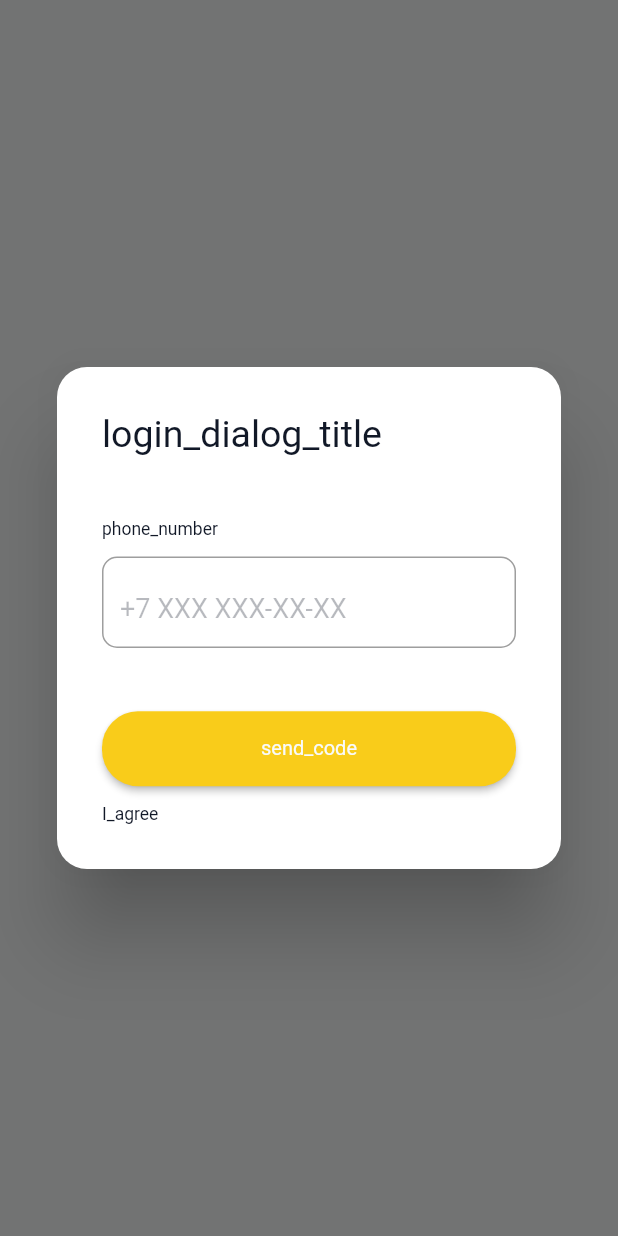
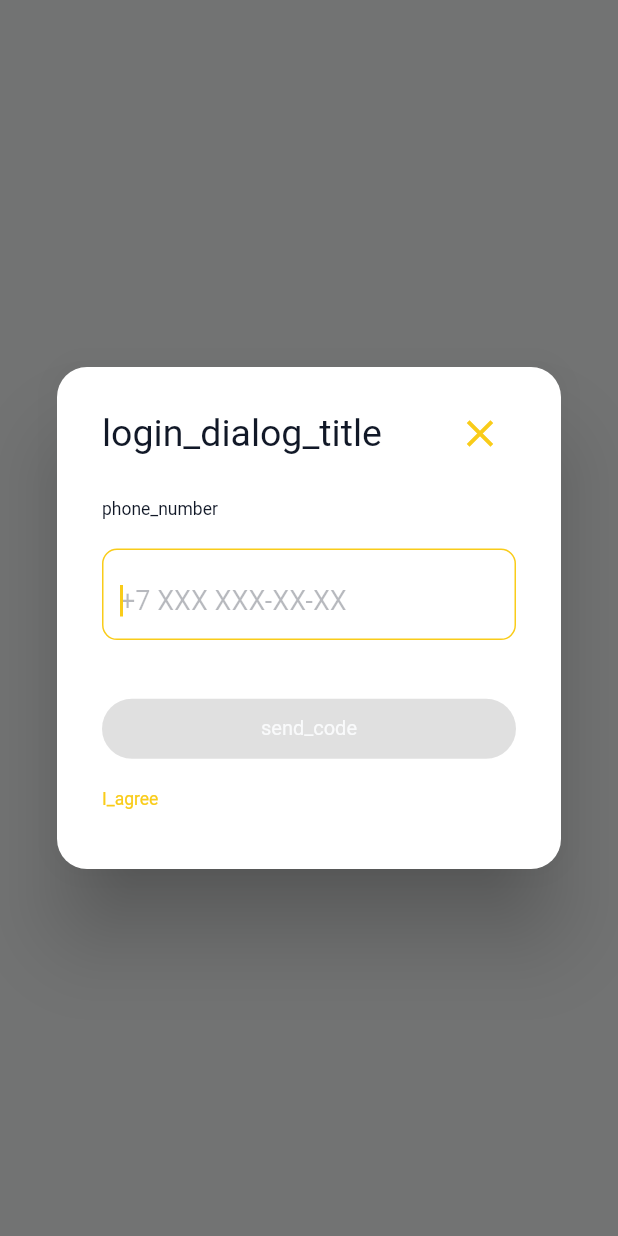
Before and after one commit to TsygTa/molokovo, a Flutter app: what showLoginDialog() shows on an empty page, opened directly, on a phone screen of 412 x 824 dp. Run offline on Flutter 3.47's test engine with Material 2 defaults, Android fonts, the phone set to English and light mode, and no system bars; our stand-ins replace get, google_fonts; accounts and stored records are empty.

Commit message:
Auth dilog

```diff
--- a/lib/main.dart
+++ b/lib/main.dart
@@ -9,6 +9,7 @@ import 'package:site_molokovo/utils/routing/app_router_delegate.dart';
 import 'package:site_molokovo/utils/routing/app_route_information_parser.dart';
 
 import 'controllers/app_pages_controllers.dart';
+import 'controllers/auth_controller.dart';
 import 'controllers/basket_controller.dart';
 
 void main() {
@@ -21,6 +22,7 @@ void main() {
     yield LicenseEntryWithLineBreaks(['google_lobster_fonts'], license);
   });
   Get.put(AppPagesController());
+  Get.put(AuthController());
   Get.put(BasketController());
   runApp(MyApp());
 }
--- /dev/null
+++ b/lib/models/auth_response.dart
@@ -0,0 +1,8 @@
+import 'package:site_molokovo/models/user.dart';
+
+class AuthResponse {
+  AuthResponse({required this.status, this.user, this.error});
+  final bool status;
+  final String? error;
+  final User? user;
+}
--- /dev/null
+++ b/lib/repositories/data_repository.dart
@@ -0,0 +1,33 @@
+import 'package:get/get.dart';
+
+import 'package:site_molokovo/models/auth_response.dart';
+import 'package:site_molokovo/models/user.dart';
+
+class DataRepository {
+
+  DataRepository._();
+  static final DataRepository _instance = DataRepository._();
+
+  static DataRepository get instance {
+    return _instance;
+  }
+
+  static const testCode = '7777';
+
+  String? _phone;
+
+  Future<bool> sendCode(String phone) async {
+    _phone = phone;
+
+    return true;
+  }
+
+  Future<AuthResponse> auth(String phone, String code) async {
+    if(_phone == phone && code == testCode) {
+      return AuthResponse(status: true, user: User(phone: phone));
+    } else {
+      return AuthResponse(status: false, error: 'auth_failed'.tr);
+    }
+  }
+
+}
--- a/lib/utils/app_localizations.dart
+++ b/lib/utils/app_localizations.dart
@@ -16,6 +16,11 @@ class AppLocalizations extends Translations {
       'phone_number': 'Номер телефона',
       'send_code': 'Выслать код',
       'I_agree': 'Продолжая, вы соглашаетесь со сбором и обработкой персональных данных и пользовательским соглашением',
+      'code_is_sent': 'Код отправлен сообщением на',
+      'change': 'Изменить',
+      'auth_failed': 'Неверный код',
+      'send_code_failed': 'Не удалось отправить код.',
+      'repeat_code': 'Получить новый код',
     },
   };
 }
--- /dev/null
+++ b/lib/widgets/custom_button.dart
@@ -0,0 +1,31 @@
+import 'package:flutter/material.dart';
+import 'package:get/get.dart';
+import 'package:site_molokovo/constants/style.dart';
+import 'package:site_molokovo/widgets/custom_text.dart';
+
+class CustomButton extends StatelessWidget {
+  CustomButton({this.title = '', this.onPressed,
+    this.backgroundColor = const Color(activeColor), this.titleColor = const Color(lightColor)});
+  final String title;
+  final void Function()? onPressed;
+  final Color titleColor;
+  final Color backgroundColor;
+
+  @override
+  Widget build(BuildContext context) {
+    return Container(
+      width: double.infinity,
+      height: 40,
+      child: ElevatedButton(
+        style: ElevatedButton.styleFrom(
+          shape: RoundedRectangleBorder(
+            borderRadius: BorderRadius.circular(24.0),
+          ),
+          primary: backgroundColor,
+        ),
+        onPressed: onPressed,
+        child: CustomText(text: 'send_code'.tr, fontSize: 16, color: titleColor,),
+      ),
+    );
+  }
+}
--- a/lib/widgets/login_dialog.dart
+++ b/lib/widgets/login_dialog.dart
@@ -1,52 +1,140 @@
 import 'package:flutter/material.dart';
 import 'package:flutter/services.dart';
 import 'package:get/get.dart';
+import 'package:site_molokovo/controllers/auth_controller.dart';
+import 'package:site_molokovo/widgets/custom_button.dart';
+import 'package:site_molokovo/widgets/phone_input_formatter.dart';
+import 'package:site_molokovo/widgets/pin_widget.dart';
 import 'package:url_launcher/url_launcher.dart';
 import 'package:site_molokovo/constants/style.dart';
 import 'package:site_molokovo/widgets/custom_text.dart';
-import 'package:mask_text_input_formatter/mask_text_input_formatter.dart';
 
-class LoginDialog extends StatefulWidget {
-  @override
-  State<LoginDialog> createState() => _LoginDialogState();
-}
+class LoginDialog extends GetView<AuthController> {
 
-class _LoginDialogState extends State<LoginDialog> {
-  final TextEditingController _textController = TextEditingController();
-
-  @override
-  void initState() {
-    _textController.text = '';
-    super.initState();
-  }
-
-  @override
-  void dispose() {
-    _textController.dispose();
-    super.dispose();
-  }
+  late String? _phone;
 
   @override
   Widget build(BuildContext context) {
     return SizedBox(
       width: context.height / 3,
       height: context.height / 3,
+      child: GetBuilder<AuthController>(
+          builder: (_) {
+            if (controller.authState == AuthState.init) {
+              return PhoneForm((phone) {
+                _phone = phone;
+                controller.sendCode(phone);
+              });
+            } else if (controller.authState == AuthState.codeSentFailed) {
+              return PhoneForm((phone) {
+                controller.sendCode(phone);
+              }, isSendCodeFailed: true,);
+            } else if (controller.authState == AuthState.codeSent) {
+              if(_phone == null) {
+                return Container();
+              } else {
+                return CodeForm(_phone!, onCheckCode: (code) {
+                  controller.checkCode(phone: _phone!, code: code);
+                }, onChangePhone: () {
+                  controller.authInit();
+                });
+              }
+            } else {
+              if(_phone == null) {
+                return Container();
+              } else {
+                return CodeForm(_phone!, isWrongCode: true, onCheckCode: (code) {
+                  controller.checkCode(phone: _phone!, code: code);
+                }, onChangePhone: () {
+                  controller.authInit();
+                });
+              }
+            }
+          }
+      ),
+    );
+  }
+}
+
+Future<void> showLoginDialog(BuildContext context) async {
+
+  await showDialog(
+      context: context,
+      builder: (BuildContext context) {
+        return SimpleDialog(
+          contentPadding: EdgeInsets.fromLTRB(30, 20, 30, 40),
+          insetPadding: EdgeInsets.all(8),
+          children: <Widget>[
+            LoginDialog()
+          ],
+          shape: RoundedRectangleBorder(
+            borderRadius: BorderRadius.all(Radius.circular(20)),),
+        );
+      }
+  );
+}
+
+class PhoneForm extends StatefulWidget {
+  PhoneForm(this.onSendCode, {this.isSendCodeFailed = false});
+  final void Function(String phone) onSendCode;
+  final bool isSendCodeFailed;
+  @override
+  State<PhoneForm> createState() => _PhoneFormState();
+}
+class _PhoneFormState extends State<PhoneForm> {
+
+  static final RegExp _phoneRegExp = RegExp(
+    r'^(\+7|7|8)?[\s\-]?\(?[489][0-9]{2}\)?[\s\-]?[0-9]{3}[\s\-]?[0-9]{2}[\s\-]?[0-9]{2}$',
+  );
+
+  final TextEditingController _phoneController = TextEditingController();
+  final _phoneFormatter = PhoneInputFormatter();
+
+  bool _isButtonEnabled = false;
+
+  @override
+  void dispose() {
+    _phoneController.dispose();
+    super.dispose();
+  }
+
+  @override
+  Widget build(BuildContext context) {
+    return Form(
       child: Column(
         mainAxisAlignment: MainAxisAlignment.spaceBetween,
         crossAxisAlignment: CrossAxisAlignment.start,
         children: [
-          CustomText(text: 'login_dialog_title'.tr, fontSize:   30,),
-          SizedBox(height: 20),
+          Row(
+            mainAxisAlignment: MainAxisAlignment.spaceBetween,
+            crossAxisAlignment: CrossAxisAlignment.center,
+            children: [
+              CustomText(text: 'login_dialog_title'.tr, fontSize:   30,),
+              IconButton(onPressed: () => Navigator.pop(context),
+                  icon: Icon(Icons.close,size: 30, color: Color(activeColor),))
+            ],
+          ),
           CustomText(text: 'phone_number'.tr, fontSize:   14,),
-          TextField(
-            controller: _textController,
+          TextFormField(
+            controller: _phoneController,
             inputFormatters: [
-              MaskTextInputFormatter(mask: '+7 ### ###-##-##', filter: {'#': RegExp(r'[0-9]')}),
-              //FilteringTextInputFormatter.allow(RegExp(r'[0-9]')),
+              LengthLimitingTextInputFormatter(16),
+              FilteringTextInputFormatter.digitsOnly,
+              _phoneFormatter,
             ],
+            autofocus: true,
+            autovalidateMode: AutovalidateMode.onUserInteraction,
+            validator: (value) {
+              bool isValid = value != null && _phoneRegExp.hasMatch(value);
+              if (isValid != _isButtonEnabled) {
+                WidgetsBinding.instance!.addPostFrameCallback((_) {
+                  setState(() {
+                    _isButtonEnabled = value != null && _phoneRegExp.hasMatch(value);
+                  });
+                });
+              }
+            },
             autocorrect: false,
-            onChanged: (text) {
-            },
             textAlignVertical: TextAlignVertical.bottom,
             maxLines: 1,
             style: TextStyle(fontSize: 18, color: Color(darkColor)),
@@ -60,50 +148,89 @@ class _LoginDialogState extends State<LoginDialog> {
               ),
               border: OutlineInputBorder(
                 borderRadius: BorderRadius.circular(10),
-                borderSide: BorderSide(color: Color(activeColor),)
               ),
             ),
           ),
-          SizedBox(height: 20),
-          Container(
-            width: double.infinity,
-            height: 50,
-            child: ElevatedButton(
-              style: ElevatedButton.styleFrom(
-                shape: RoundedRectangleBorder(
-                  borderRadius: BorderRadius.circular(24.0),
-                ),
-                primary: Color(activeColor),
-              ),
-              onPressed: _textController.text.isNotEmpty
-                  ? null
-                  : () {},
-              child: CustomText(text: 'send_code'.tr, fontSize: 16, color: Color(lightColor),),
-            ),
+          widget.isSendCodeFailed
+          ? CustomText(text: 'send_code_failed'.tr, color: Colors.red,)
+          : SizedBox.shrink(),
+          CustomButton(
+            title: 'send_code'.tr,
+            onPressed: _isButtonEnabled
+                ? () {
+                    widget.onSendCode(_phoneController.text);
+                  }
+                : null,
           ),
           InkWell(
-            child: CustomText(text: 'I_agree'.tr, fontSize: 14, color: Color(darkColor),),
-            onTap: () => launch('https://www.kgk-global.com/offer'),),
+            child: CustomText(text: 'I_agree'.tr, fontSize: 14,
+              color: Color(activeColor),),
+            onTap: () {
+              //launch('https://www.kgk-global.com/offer');
+            },
+          ),
+
         ],
       ),
     );
   }
 }
 
-Future<void> showLoginDialog(BuildContext context) async {
+class CodeForm extends StatelessWidget {
+  CodeForm(this.phone,
+      {required this.onCheckCode, required this.onChangePhone, this.isWrongCode = false});
+  final String phone;
+  final bool isWrongCode;
+  final void Function(String phone) onCheckCode;
+  final void Function() onChangePhone;
 
-  await showDialog(
-      context: context,
-      builder: (BuildContext context) {
-        return SimpleDialog(
-          contentPadding: EdgeInsets.fromLTRB(30, 30, 30, 30),
-          insetPadding: EdgeInsets.all(8),
-          children: <Widget>[
-            LoginDialog()
-          ],
-          shape: RoundedRectangleBorder(
-            borderRadius: BorderRadius.all(Radius.circular(20)),),
-        );
-      }
-  );
+  @override
+  Widget build(BuildContext context) {
+    return Form(
+      child: Column(
+        mainAxisAlignment: MainAxisAlignment.spaceBetween,
+        crossAxisAlignment: CrossAxisAlignment.start,
+        children: [
+          Row(
+            mainAxisAlignment: MainAxisAlignment.spaceBetween,
+            crossAxisAlignment: CrossAxisAlignment.center,
+            children: [
+              CustomText(text: 'login_dialog_title'.tr, fontSize:   30,),
+              IconButton(onPressed: () => Navigator.pop(context),
+                  icon: Icon(Icons.close,size: 30, color: Color(activeColor),))
+            ],
+          ),
+          CustomText(text: 'code_is_sent'.tr, fontSize:   14,),
+          Row(
+            children: [
+              CustomText(text: phone, fontSize:   14,),
+              TextButton(
+                  onPressed: onChangePhone,
+                  child: CustomText(text: 'change'.tr, fontSize: 14, color: Color(activeColor),))
+            ],
+          ),
+          // PinWidget(
+          //   pinColor: controller.authState == AuthState.codeSentFailed ? Colors.red : const Color(darkColor),
+          //   onComplete: (value) {
+          //   controller.setCode(value);
+          // },),
+          isWrongCode
+              ? CustomText(text: 'auth_failed'.tr, color: Colors.red,)
+              : SizedBox.shrink(),
+          CustomButton(
+            title: 'repeat_code'.tr,
+            onPressed: null,
+          ),
+          InkWell(
+            child: CustomText(text: 'I_agree'.tr, fontSize: 14,
+              color: Color(activeColor)),
+            onTap: () {
+              //launch('https://www.kgk-global.com/offer');
+            },
+          ),
+
+        ],
+      ),
+    );
+  }
 }
--- a/lib/widgets/sigin_button.dart
+++ b/lib/widgets/signin_button.dart
@@ -1,7 +1,6 @@
 import 'package:flutter/material.dart';
 import 'package:get/get.dart';
 import 'package:site_molokovo/constants/style.dart';
-import 'package:site_molokovo/controllers/basket_controller.dart';
 import 'package:site_molokovo/widgets/custom_text.dart';
 import 'package:site_molokovo/widgets/login_dialog.dart';
 import 'package:site_molokovo/widgets/responsive_widget.dart';
@@ -10,7 +9,9 @@ class SignInButton extends StatelessWidget {
   @override
   Widget build(BuildContext context) {
     if(ResponsiveWidget.isLargeScreen(context)) {
-      return ElevatedButton(
+      return Padding(
+        padding: const EdgeInsets.all(10.0),
+        child: ElevatedButton(
           style: ElevatedButton.styleFrom(
             shape: RoundedRectangleBorder(
               borderRadius: BorderRadius.circular(18.0),
@@ -22,6 +23,7 @@ class SignInButton extends StatelessWidget {
             showLoginDialog(context);
           },
           child: CustomText(text: 'sign_in'.tr),
+        ),
       );
     } else {
       return Padding(
--- a/pubspec.yaml
+++ b/pubspec.yaml
@@ -32,8 +32,6 @@ dependencies:
   url_launcher: ^6.0.12
   get: ^4.3.8
   google_fonts: ^2.1.0
-  mask_text_input_formatter: ^2.0.0
-
 
   # The following adds the Cupertino Icons font to your application.
   # Use with the CupertinoIcons class for iOS style icons.
```
Also changed, not shown: lib/controllers/auth_controller.dart (+38 -5 lines), lib/site_layout.dart (+3 -4 lines), lib/widgets/basket_button.dart (+10 -12 lines), lib/widgets/phone_input_formatter.dart (added, +57 -0 lines), lib/widgets/pin_widget.dart (added, +64 -0 lines), lib/widgets/site_menu.dart (+3 -5 lines), lib/widgets/top_navigation_bar.dart (+20 -14 lines), lib/models/basket.dart (added), lib/models/nomenclature.dart (added), pubspec.lock. Lines whose indentation alone changed are shown as unchanged.
